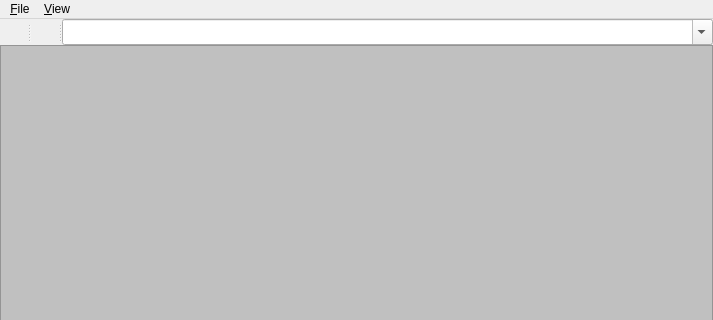
This is QuickViewer/catalog/catalogwindow.ui in kanryu/quickviewer as Qt 5 draws it before an edit; both pictures show x 0 to 713 and y 0 to 320 of the 713 by 683 pixel window. The edited form follows.
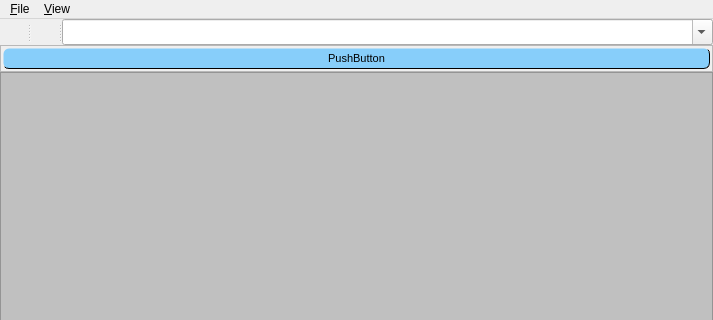
This is the edited form. Icons and pictures are not drawn.

Patch:
```diff
--- a/QuickViewer/catalog/catalogwindow.ui
+++ b/QuickViewer/catalog/catalogwindow.ui
@@ -176,6 +176,66 @@
      </widget>
     </widget>
    </item>
+   <item>
+    <widget class="QFrame" name="tagFrame">
+     <property name="styleSheet">
+      <string notr="true">QPushButton {
+    background-color: lightskyblue;
+    border-style: inset;
+    border-width: 1px;
+    border-radius: 6px;
+/*    border-color: beige; */
+    font: 11px;
+/*    min-width: 10em; */
+    padding: 3px;
+}
+QPushButton:checked {
+    background-color: lightpink;
+    border-style: outset;
+    border-width: 1px;
+    border-radius: 6px;
+/*    border-color: beige;*/
+    font: 11px;
+/*    min-width: 10em; */
+    padding: 3px;
+}
+QFrame.layout {
+  layoutLeftMargin: 1px;
+  layoutRightMargin: 1px;
+  layoutTopMargin: 1px;
+  layoutBottomMargin: 1px;
+  layoutSpacing: 1px;
+}</string>
+     </property>
+     <property name="frameShape">
+      <enum>QFrame::StyledPanel</enum>
+     </property>
+     <property name="frameShadow">
+      <enum>QFrame::Raised</enum>
+     </property>
+     <layout class="QHBoxLayout" name="horizontalLayout">
+      <property name="leftMargin">
+       <number>2</number>
+      </property>
+      <property name="topMargin">
+       <number>2</number>
+      </property>
+      <property name="rightMargin">
+       <number>2</number>
+      </property>
+      <property name="bottomMargin">
+       <number>2</number>
+      </property>
+      <item>
+       <widget class="QPushButton" name="pushButton">
+        <property name="text">
+         <string notr="true">PushButton</string>
+        </property>
+       </widget>
+      </item>
+     </layout>
+    </widget>
+   </item>
    <item>
     <widget class="QListView" name="volumeList">
      <property name="acceptDrops">
```
